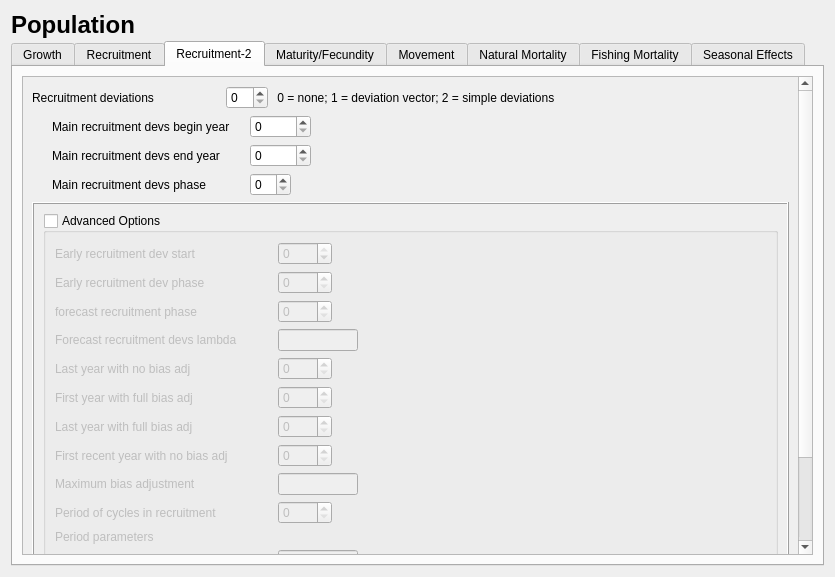
The window that src/population_widget.ui (nmfs-ost/ss3-ssi) describes before a commit, drawn with Qt 5.
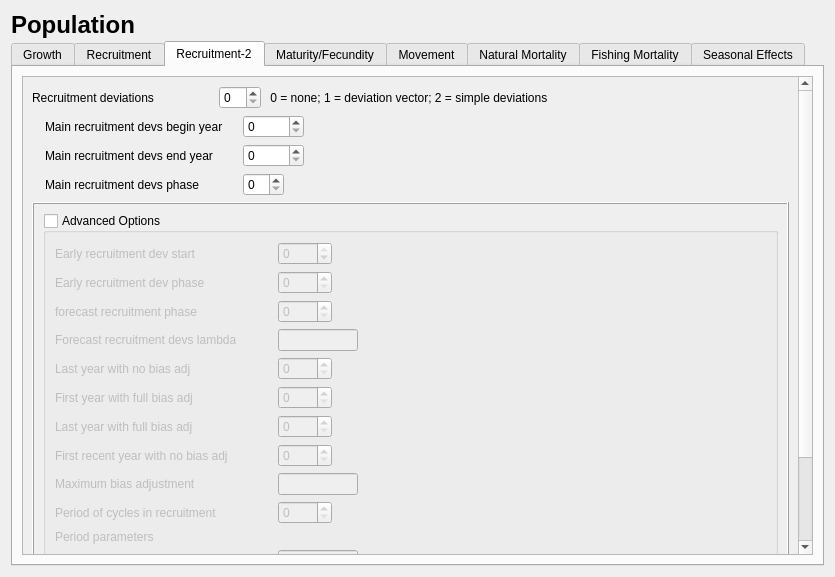
The same window after the commit. The open tabs and pages were chosen to show the change. Icons and pictures are not drawn.

The edit to the form file:
```diff
--- a/src/population_widget.ui
+++ b/src/population_widget.ui
@@ -706,7 +706,7 @@
           <property name="geometry">
            <rect>
             <x>0</x>
-            <y>-147</y>
+            <y>0</y>
             <width>762</width>
             <height>634</height>
            </rect>
@@ -730,7 +730,7 @@
              <item row="2" column="0">
               <widget class="QLabel" name="label_spacer">
                <property name="text">
-                <string>    </string>
+                <string/>
                </property>
               </widget>
              </item>
```
Left out of the diff: 20 changed lines with no effect on the pictures.
